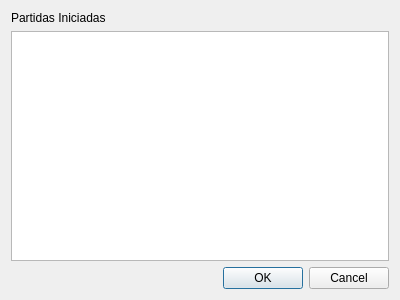
facundotorraca/micromachines, file qt_views/client_views/joinView.ui: the form before one commit.
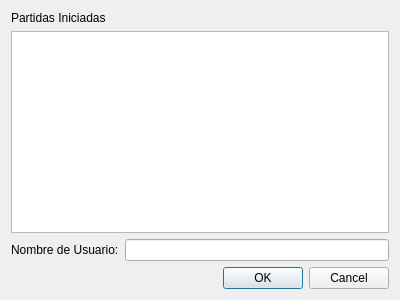
The form after the commit.

Commit message: Modify logic of joinview

Patch:
```diff
--- a/qt_views/client_views/joinView.ui
+++ b/qt_views/client_views/joinView.ui
@@ -14,10 +14,17 @@
    <string>Dialog</string>
   </property>
   <layout class="QGridLayout" name="gridLayout">
+   <item row="0" column="0">
+    <widget class="QLabel" name="label">
+     <property name="text">
+      <string>Partidas Iniciadas</string>
+     </property>
+    </widget>
+   </item>
    <item row="1" column="0">
     <widget class="QListWidget" name="matchList"/>
    </item>
-   <item row="2" column="0">
+   <item row="3" column="0">
     <widget class="QDialogButtonBox" name="btnBoxJoin">
      <property name="orientation">
       <enum>Qt::Horizontal</enum>
@@ -27,12 +34,22 @@
      </property>
     </widget>
    </item>
-   <item row="0" column="0">
-    <widget class="QLabel" name="label">
-     <property name="text">
-      <string>Partidas Iniciadas</string>
-     </property>
-    </widget>
+   <item row="2" column="0">
+    <layout class="QHBoxLayout" name="horizontalLayout">
+     <item>
+      <widget class="QLabel" name="label_2">
+       <property name="text">
+        <string>Nombre de Usuario:</string>
+       </property>
+       <property name="margin">
+        <number>10</number>
+       </property>
+      </widget>
+     </item>
+     <item>
+      <widget class="QLineEdit" name="usrTxtIn"/>
+     </item>
+    </layout>
    </item>
   </layout>
  </widget>
```
The commit also changes 1 other file.
